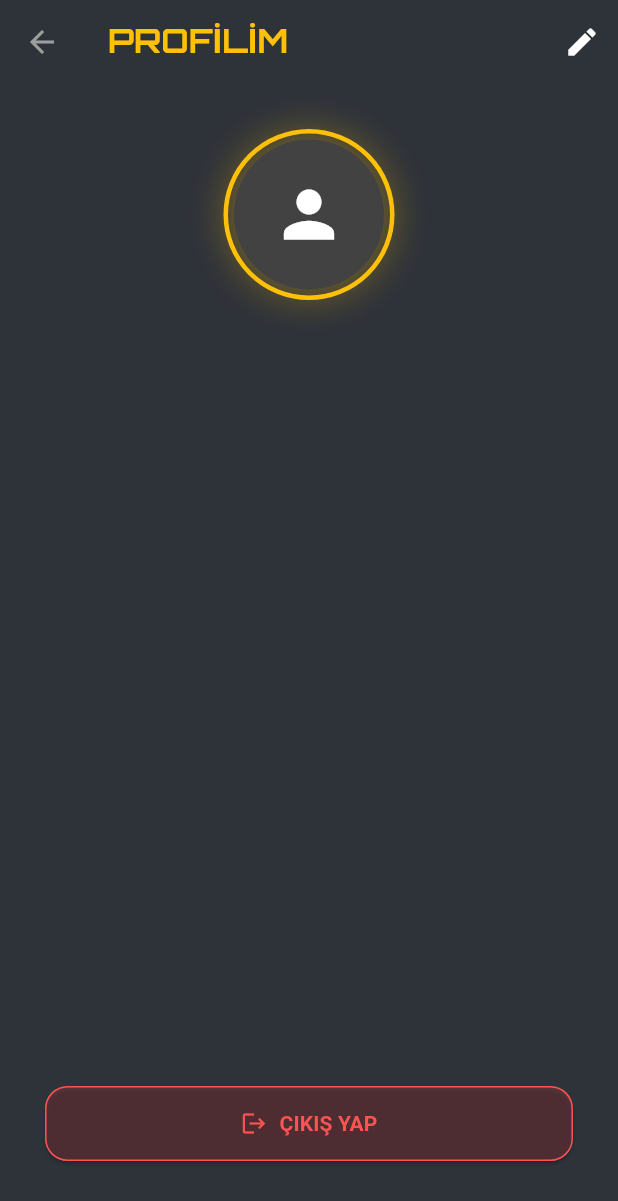
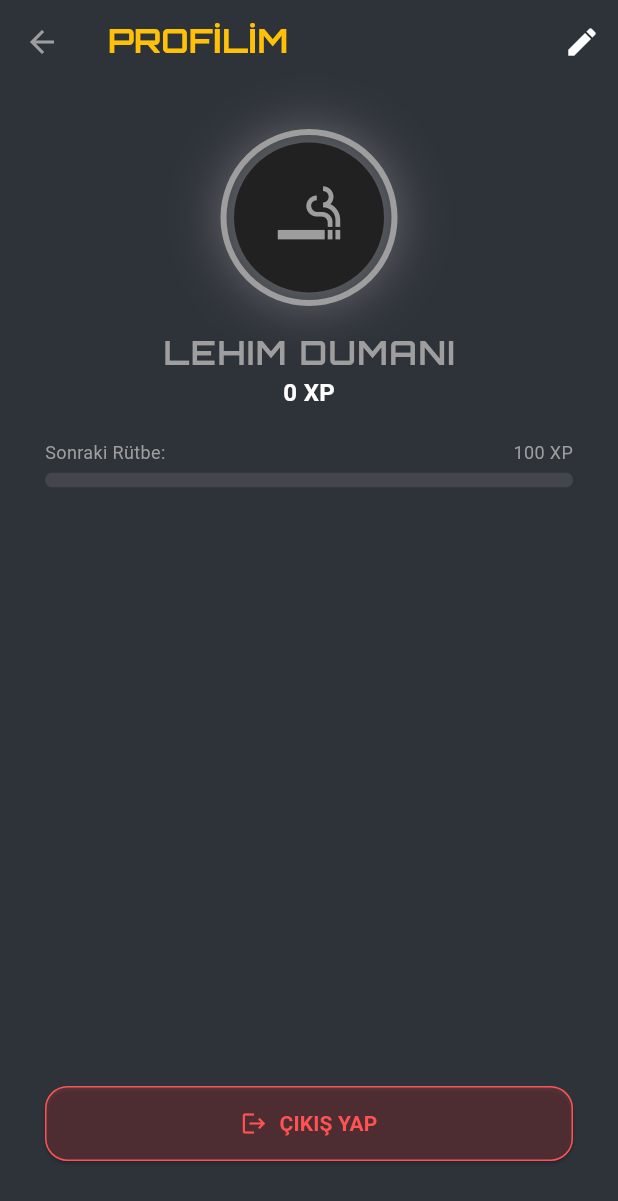
Before and after one commit to DenedimBen/ELAB, a Flutter app: the ProfileScreen screen opened directly, on a phone screen of 412 x 824 dp. Shown: the top 1201 px of the screen. Run offline on Flutter 3.47's test engine with Material 3 defaults, Android fonts, the light colour scheme and no system bars; our stand-ins replace audioplayers, cached_network_image, cloud_firestore, firebase_auth, firebase_core, firebase_storage and 8 more; missing offline and left inert: spreadsheet_decoder; accounts and stored records are empty; generated files the repository leaves out were written again; network calls fail.

Commit message:
feat: XP Sistemi ve Rütbe Badge'ı eklendi
- Rütbe Sistemi modeli (16 seviye: Lehim Dumanı  SİSTEM YÖNETİCİSİ)
- FirestoreService'e XP fonksiyonları (addXP, getUserXP)
- Gönderi paylaşımında +50 XP
- Yorum yazımında +20 XP
- Profil ekranında animasyonlu rütbe rozeti ve ilerleme çubuğu
- Rütbe renkleri ve ikonları dinamik

```diff
--- a/lib/screens/auth/profile_screen.dart
+++ b/lib/screens/auth/profile_screen.dart
@@ -2,6 +2,8 @@ import 'package:flutter/material.dart';
 import 'package:google_fonts/google_fonts.dart';
 import 'package:firebase_auth/firebase_auth.dart';
 import '../../services/auth_service.dart';
+import '../../services/firestore_service.dart';
+import '../../models/rank_system.dart';
 import 'login_screen.dart';
 
 class ProfileScreen extends StatefulWidget {
@@ -59,28 +61,67 @@ class _ProfileScreenState extends State<ProfileScreen> {
           )
         ],
       ),
-      body: Center(
+      body: StreamBuilder<int>(
+        stream: FirestoreService().getUserXP(user!.uid),
+        builder: (context, snapshot) {
+          int xp = snapshot.data ?? 0;
+          Rank currentRank = RankSystem.getRank(xp);
+          double progress = RankSystem.getProgress(xp);
+          int nextXP = RankSystem.getNextLevelXP(xp);
+
+          return Center(
             child: Padding(
               padding: const EdgeInsets.all(30.0),
               child: Column(
                 children: [
-              // PROFİL FOTOĞRAFI
+                  // RÜTBE ROZETİ (YENİ - PROFIL FOTOĞRAFI YERİNE)
                   Container(
-                padding: const EdgeInsets.all(4),
+                    padding: const EdgeInsets.all(5),
                     decoration: BoxDecoration(
                       shape: BoxShape.circle,
-                  border: Border.all(color: Colors.amber, width: 3),
-                  boxShadow: [BoxShadow(color: Colors.amber.withValues(alpha: 0.3), blurRadius: 20)]
+                      border: Border.all(color: currentRank.color, width: 4),
+                      boxShadow: [BoxShadow(color: currentRank.color.withValues(alpha: 0.5), blurRadius: 30)]
                     ),
                     child: CircleAvatar(
                       radius: 50,
-                  backgroundColor: Colors.grey[800],
-                  backgroundImage: (user?.photoURL != null) ? NetworkImage(user!.photoURL!) : null,
-                  child: (user?.photoURL == null)
-                      ? const Icon(Icons.person, size: 50, color: Colors.white) : null,
+                      backgroundColor: Colors.grey[900],
+                      child: Icon(currentRank.icon, size: 50, color: currentRank.color),
                     ),
                   ),
-              const SizedBox(height: 30),
+
+                  const SizedBox(height: 15),
+
+                  // RÜTBE ADI
+                  Text(currentRank.title.toUpperCase(), style: GoogleFonts.orbitron(fontSize: 22, fontWeight: FontWeight.bold, color: currentRank.color, letterSpacing: 1)),
+                  Text("$xp XP", style: const TextStyle(color: Colors.white, fontSize: 16, fontWeight: FontWeight.bold)),
+
+                  const SizedBox(height: 20),
+
+                  // SEVİYE ÇUBUĞU
+                  Column(
+                    crossAxisAlignment: CrossAxisAlignment.start,
+                    children: [
+                      Row(
+                        mainAxisAlignment: MainAxisAlignment.spaceBetween,
+                        children: [
+                          Text("Sonraki Rütbe:", style: TextStyle(color: Colors.grey[500], fontSize: 12)),
+                          Text("$nextXP XP", style: TextStyle(color: Colors.grey[500], fontSize: 12)),
+                        ],
+                      ),
+                      const SizedBox(height: 5),
+                      ClipRRect(
+                        borderRadius: BorderRadius.circular(10),
+                        child: LinearProgressIndicator(
+                          value: progress,
+                          minHeight: 10,
+                          backgroundColor: Colors.white10,
+                          color: currentRank.color,
+                        ),
+                      ),
+                    ],
+                  ),
+
+                  const SizedBox(height: 40),
 
                   // İSİM ALANI (DÜZENLENEBİLİR)
                   _isEditing
@@ -132,6 +173,8 @@ class _ProfileScreenState extends State<ProfileScreen> {
                 ],
               ),
             ),
+          );
+        }
       ),
     );
   }
--- a/lib/screens/community/add_project_screen.dart
+++ b/lib/screens/community/add_project_screen.dart
@@ -37,9 +37,13 @@ class _AddProjectScreenState extends State<AddProjectScreen> {
         imageUrl = await StorageService().uploadImage(_selectedImage!);
       }
       await FirestoreService().addPost(_titleController.text.trim(), _contentController.text.trim(), imageUrl: imageUrl);
+
+      // XP KAZANDIR: Gönderi Paylaşmak +50 XP
+      await FirestoreService().addXP(50);
+
       if (mounted) {
         Navigator.pop(context);
-        ScaffoldMessenger.of(context).showSnackBar(const SnackBar(content: Text("Başarılı!"), backgroundColor: Colors.green));
+        ScaffoldMessenger.of(context).showSnackBar(const SnackBar(content: Text("Başarılı! +50 XP"), backgroundColor: Colors.green));
       }
     } catch (e) {
       if(mounted) ScaffoldMessenger.of(context).showSnackBar(SnackBar(content: Text("Hata: $e")));
--- a/lib/screens/community/post_detail_screen.dart
+++ b/lib/screens/community/post_detail_screen.dart
@@ -22,6 +22,10 @@ class _PostDetailScreenState extends State<PostDetailScreen> {
   void _sendComment() async {
     if (_commentController.text.trim().isEmpty) return;
     await FirestoreService().addComment(widget.postId, _commentController.text.trim());
+
+    // XP KAZANDIR: Yorum Yapmak +20 XP
+    await FirestoreService().addXP(20);
+
     _commentController.clear();
     // Listeyi aşağı kaydır
     Future.delayed(const Duration(milliseconds: 300), () {
```
Also changed, not shown: lib/models/rank_system.dart (added, +63 -0 lines), lib/services/firestore_service.dart (+35 -0 lines). Lines whose indentation alone changed are shown as unchanged.
